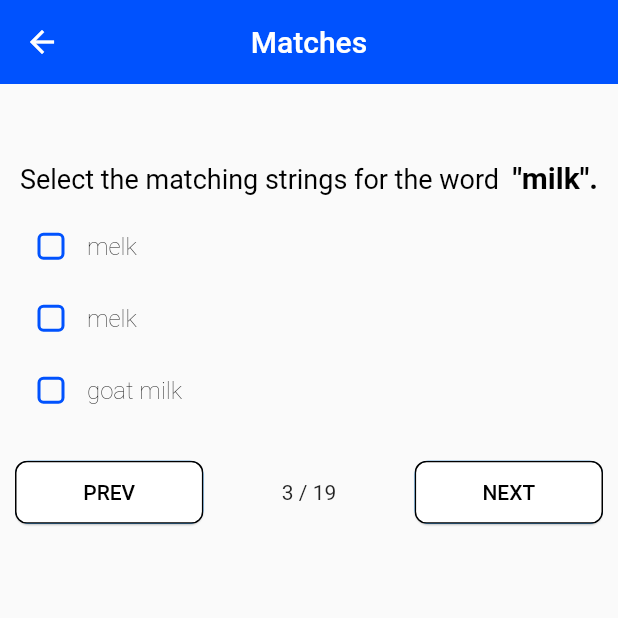
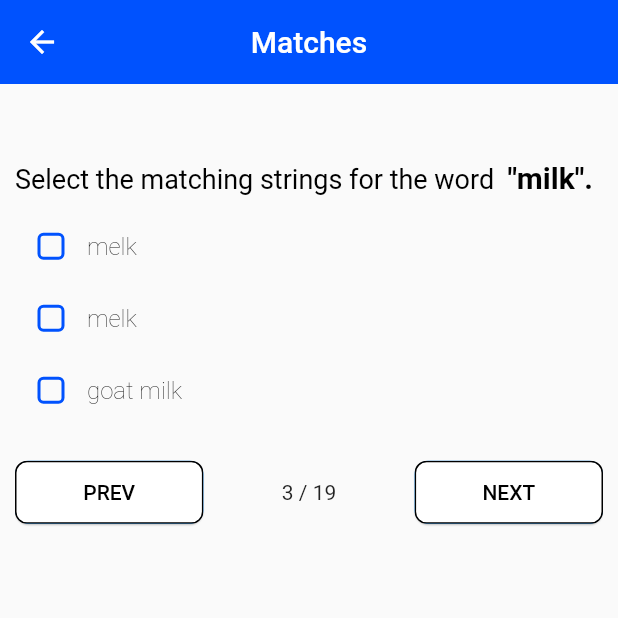
Before and after one commit to asif46/Flutter-Assignment, a Flutter app: the HomeScreen screen opened directly, swiped to page 3, on a phone screen of 412 x 824 dp, the top half of it. Run offline on Flutter 3.47's test engine with Material 2 defaults, Android fonts, the phone set to English and light mode, and no system bars; our stand-ins replace showcaseview.

Commit message:
alignment change in web

```diff
--- a/lib/screens/home_screen.dart
+++ b/lib/screens/home_screen.dart
@@ -43,6 +43,7 @@ class _HomeScreenState extends State<HomeScreen> {
             controller: controller,
             itemBuilder: (context, position) {
               return Column(
+                crossAxisAlignment: CrossAxisAlignment.start,
                 children: [
                   const SizedBox(
                     height: 10,
@@ -71,7 +72,7 @@ class _HomeScreenState extends State<HomeScreen> {
                   Row(
                     mainAxisAlignment: Responsive.isMobile(context)
                         ? MainAxisAlignment.spaceBetween
-                        : MainAxisAlignment.center,
+                        : MainAxisAlignment.start,
                     children: [
                       ButtonWidget(
                         onPressed: () => currentPage >= 1
--- a/lib/screens/show_cases.dart
+++ b/lib/screens/show_cases.dart
@@ -85,6 +85,7 @@ class _ShowCaseQuestionState extends State<ShowCaseQuestion> {
     Size screenSize = MediaQuery.of(context).size;
 
     return Column(
+      crossAxisAlignment: CrossAxisAlignment.start,
       children: <Widget>[
         const SizedBox(
           height: 10,
@@ -195,7 +196,7 @@ class _ShowCaseQuestionState extends State<ShowCaseQuestion> {
         Row(
           mainAxisAlignment: Responsive.isMobile(context)
               ? MainAxisAlignment.spaceBetween
-              : MainAxisAlignment.center,
+              : MainAxisAlignment.start,
           children: [
             Showcase(
                 key: _three,
```
